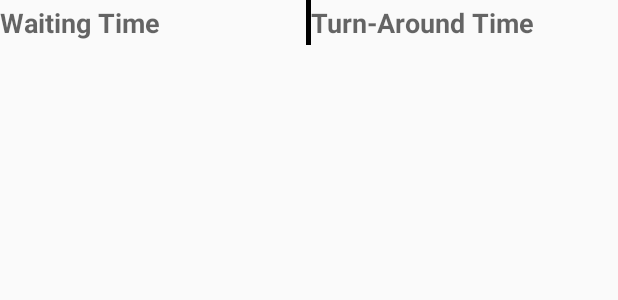
After one commit to jnapor/CPU-Scheduling-, an Android app: the layout table_of_data_row.xml on its own in the app's theme, with its tools: preview values and no code run, on a phone screen of 412 x 824 dp. The commit adds this screen. Shown: the top 300 px of the screen. Run offline under Robolectric (Android 15) with nearby library versions, the phone set to English and light mode, and no system bars.

Commit message:
Start of Creating Table of Data

```diff
--- /dev/null
+++ b/app/src/main/res/layout/table_of_data_row.xml
@@ -0,0 +1,36 @@
+<?xml version="1.0" encoding="utf-8"?>
+<LinearLayout
+    xmlns:android="http://schemas.android.com/apk/res/android"
+    android:id="@+id/linearLayoutTableRow"
+    android:orientation="horizontal"
+    android:layout_width="match_parent"
+    android:layout_height="wrap_content">
+
+    <TextView
+        android:id="@+id/waiting_time_process"
+        android:text="@string/waiting_time"
+        android:layout_weight="1"
+        android:layout_width="0dp"
+        android:layout_gravity="center"
+        android:gravity="center_vertical"
+        android:layout_height="match_parent"
+        android:textStyle="bold"
+        android:textAppearance="?android:textAppearanceMedium"/>
+
+    <View
+        android:layout_width="3dp"
+        android:layout_height="30dp"
+        android:background="@android:color/black"/>
+
+    <TextView
+        android:id="@+id/turn_around_process"
+        android:layout_weight="1"
+        android:text="@string/turn_around"
+        android:layout_width="0dp"
+        android:layout_gravity="center"
+        android:gravity="center_vertical"
+        android:layout_height="match_parent"
+        android:textStyle="bold"
+        android:textAppearance="?android:textAppearanceMedium"/>
+
+</LinearLayout>
--- a/app/src/main/res/values/strings.xml
+++ b/app/src/main/res/values/strings.xml
@@ -10,4 +10,8 @@
     <string name="add_process">Add Process</string>
     <string name="simulate">Simulate Process</string>
     <string name="save">Save</string>
+
+    <string name="turn_around">Turn-Around Time</string>
+    <string name="waiting_time">Waiting Time</string>
+    <string name="total">Total</string>
 </resources>
```
Also changed, not shown: app/src/main/java/com/sharearide/research/jnapor/osprojectqueue/MainActivity.java (+82 -18 lines), app/src/main/res/layout/activity_data_inputting.xml (deleted, +0 -21 lines), app/src/main/res/layout/activity_main.xml (+67 -6 lines), app/src/main/java/com/sharearide/research/jnapor/osprojectqueue/DataInputtingActivity.java (line endings or trailing spaces).
